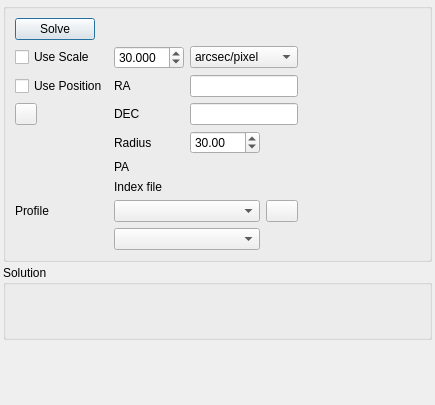
Old version of the form kstars/fitsviewer/platesolve.ui in the repository KDE/kstars.
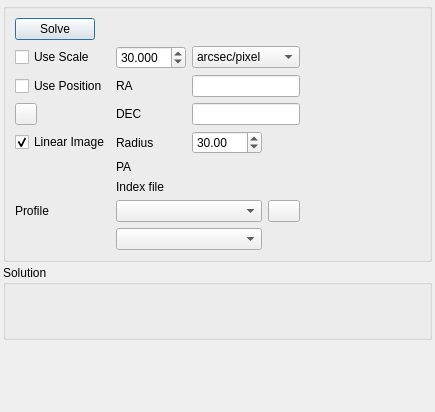
New version of the form. Icons and pictures are not drawn. Custom widgets are drawn as their Qt base class.

The edit to the form file:
```diff
--- a/kstars/fitsviewer/platesolve.ui
+++ b/kstars/fitsviewer/platesolve.ui
@@ -7,7 +7,7 @@
     <x>0</x>
     <y>0</y>
     <width>435</width>
-    <height>405</height>
+    <height>412</height>
    </rect>
   </property>
   <property name="windowTitle">
@@ -446,7 +446,7 @@
          <string>Selects the module from which Options Profiles are taken to use for plate solving</string>
         </property>
         <property name="currentIndex">
-         <number>0</number>
+         <number>-1</number>
         </property>
        </widget>
       </item>
@@ -485,6 +485,19 @@
         </property>
        </spacer>
       </item>
+      <item row="6" column="0">
+       <widget class="QCheckBox" name="kcfg_FitsSolverLinear">
+        <property name="toolTip">
+         <string>Check for linear (unstretched) images.  This is the default setting.  Uncheck for non-linear (stretched) images which will help with the star extraction part of plate solving.</string>
+        </property>
+        <property name="text">
+         <string>Linear Image</string>
+        </property>
+        <property name="checked">
+         <bool>true</bool>
+        </property>
+       </widget>
+      </item>
      </layout>
     </widget>
    </item>
```
Left out of the diff: 5 changed lines with no effect on the pictures.
